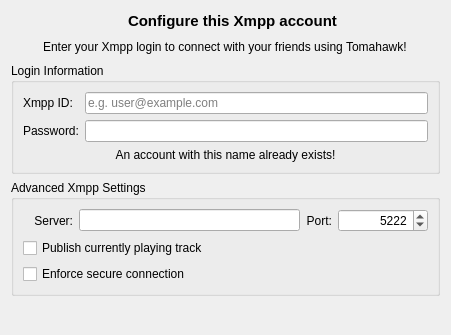
First picture: the form in src/accounts/xmpp/XmppConfigWidget.ui, repository tomahawk-player/tomahawk, before the edit.
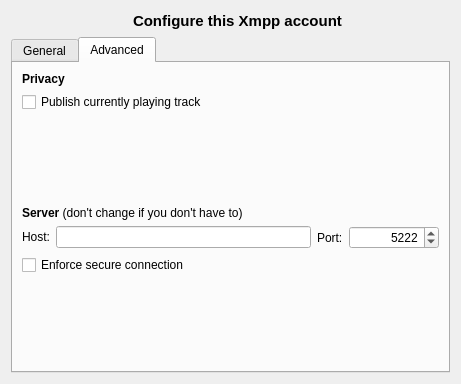
Second picture: the form after the edit. Icons and pictures are not drawn.

Commit message: Try to make xmppconfigdialog more friendly to user joe

Diff of the .ui file:
```diff
--- a/src/accounts/xmpp/XmppConfigWidget.ui
+++ b/src/accounts/xmpp/XmppConfigWidget.ui
@@ -6,13 +6,16 @@
    <rect>
     <x>0</x>
     <y>0</y>
-    <width>451</width>
-    <height>335</height>
+    <width>461</width>
+    <height>384</height>
    </rect>
   </property>
   <property name="windowTitle">
    <string>Xmpp Configuration</string>
   </property>
+  <property name="styleSheet">
+   <string notr="true"/>
+  </property>
   <layout class="QVBoxLayout" name="verticalLayout_2">
    <item>
     <layout class="QHBoxLayout" name="horizontalLayout">
@@ -69,7 +72,30 @@
     </layout>
    </item>
    <item>
-    <layout class="QHBoxLayout" name="horizontalLayout_2">
+    <widget class="QTabWidget" name="tabWidget">
+     <property name="tabPosition">
+      <enum>QTabWidget::North</enum>
+     </property>
+     <property name="tabShape">
+      <enum>QTabWidget::Rounded</enum>
+     </property>
+     <property name="currentIndex">
+      <number>1</number>
+     </property>
+     <widget class="QWidget" name="general">
+      <attribute name="title">
+       <string>General</string>
+      </attribute>
+      <layout class="QVBoxLayout" name="verticalLayout_4">
+       <item>
+        <widget class="QLabel" name="label_3">
+         <property name="text">
+          <string>&lt;b&gt;Login&lt;/b&gt;</string>
+         </property>
+        </widget>
+       </item>
+       <item>
+        <layout class="QHBoxLayout" name="horizontalLayout_4">
      <item>
       <spacer name="horizontalSpacer_3">
        <property name="orientation">
@@ -106,12 +132,6 @@
     </layout>
    </item>
    <item>
-    <widget class="QGroupBox" name="groupBox">
-     <property name="title">
-      <string>Login Information</string>
-     </property>
-     <layout class="QVBoxLayout" name="verticalLayout">
-      <item>
        <layout class="QGridLayout" name="gridLayout">
         <item row="0" column="0">
          <widget class="QLabel" name="emailLabel">
@@ -192,24 +212,68 @@
         </property>
        </widget>
       </item>
-     </layout>
-    </widget>
+       <item>
+        <spacer name="verticalSpacer_2">
+         <property name="orientation">
+          <enum>Qt::Vertical</enum>
+         </property>
+         <property name="sizeHint" stdset="0">
+          <size>
+           <width>20</width>
+           <height>40</height>
+          </size>
+         </property>
+        </spacer>
+       </item>
+      </layout>
+      <zorder>verticalSpacer_2</zorder>
+      <zorder>jidExistsLabel</zorder>
+      <zorder>label_3</zorder>
+     </widget>
+     <widget class="QWidget" name="advancedPage">
+      <attribute name="title">
+       <string>Advanced</string>
+      </attribute>
+      <layout class="QVBoxLayout" name="verticalLayout_5">
+       <item>
+        <widget class="QLabel" name="label">
+         <property name="text">
+          <string>&lt;b&gt;Privacy&lt;/b&gt;</string>
+         </property>
+        </widget>
    </item>
    <item>
-    <widget class="QGroupBox" name="groupBoxXmppAdvanced">
-     <property name="enabled">
-      <bool>true</bool>
-     </property>
-     <property name="sizePolicy">
-      <sizepolicy hsizetype="Expanding" vsizetype="Fixed">
-       <horstretch>0</horstretch>
-       <verstretch>0</verstretch>
-      </sizepolicy>
-     </property>
-     <property name="title">
-      <string>Advanced Xmpp Settings</string>
-     </property>
-     <layout class="QVBoxLayout" name="verticalLayout_3">
+        <widget class="QCheckBox" name="xmppPublishTracksCheckbox">
+         <property name="toolTip">
+          <string>Lots of servers don't support this (e.g. GTalk, jabber.org)</string>
+         </property>
+         <property name="text">
+          <string>Publish currently playing track</string>
+         </property>
+        </widget>
+       </item>
+       <item>
+        <spacer name="verticalSpacer">
+         <property name="orientation">
+          <enum>Qt::Vertical</enum>
+         </property>
+         <property name="sizeHint" stdset="0">
+          <size>
+           <width>20</width>
+           <height>40</height>
+          </size>
+         </property>
+        </spacer>
+       </item>
+       <item>
+        <layout class="QVBoxLayout" name="serverSettings">
+         <item>
+          <widget class="QLabel" name="label_2">
+           <property name="text">
+            <string>&lt;html&gt;&lt;head/&gt;&lt;body&gt;&lt;p&gt;&lt;span style=&quot; font-weight:600;&quot;&gt;Server&lt;/span&gt; (don't change if you don't have to)&lt;/p&gt;&lt;/body&gt;&lt;/html&gt;</string>
+           </property>
+          </widget>
+         </item>
       <item>
        <layout class="QHBoxLayout" name="horizontalLayout_3">
         <item>
@@ -220,17 +284,8 @@
             <verstretch>0</verstretch>
            </sizepolicy>
           </property>
-          <property name="minimumSize">
-           <size>
-            <width>50</width>
-            <height>0</height>
-           </size>
-          </property>
           <property name="text">
-           <string>Server:</string>
-          </property>
-          <property name="alignment">
-           <set>Qt::AlignRight|Qt::AlignTrailing|Qt::AlignVCenter</set>
+              <string>&lt;html&gt;&lt;head/&gt;&lt;body&gt;&lt;p&gt;Host:&lt;/p&gt;&lt;/body&gt;&lt;/html&gt;</string>
           </property>
           <property name="buddy">
            <cstring>xmppServer</cstring>
@@ -252,9 +307,6 @@
           <property name="text">
            <string>Port:</string>
           </property>
-          <property name="alignment">
-           <set>Qt::AlignRight|Qt::AlignTrailing|Qt::AlignVCenter</set>
-          </property>
          </widget>
         </item>
         <item>
@@ -293,16 +345,6 @@
         </item>
        </layout>
       </item>
-      <item>
-       <widget class="QCheckBox" name="xmppPublishTracksCheckbox">
-        <property name="toolTip">
-         <string>Lots of servers don't support this (e.g. GTalk, jabber.org)</string>
-        </property>
-        <property name="text">
-         <string>Publish currently playing track</string>
-        </property>
-       </widget>
-      </item>
       <item>
        <widget class="QCheckBox" name="xmppEnforceSecureCheckbox">
         <property name="text">
@@ -311,20 +353,23 @@
        </widget>
       </item>
      </layout>
-    </widget>
    </item>
    <item>
-    <spacer name="verticalSpacer">
+        <spacer name="verticalSpacer_3">
      <property name="orientation">
       <enum>Qt::Vertical</enum>
      </property>
      <property name="sizeHint" stdset="0">
       <size>
        <width>20</width>
-       <height>5</height>
+           <height>40</height>
       </size>
      </property>
     </spacer>
+       </item>
+      </layout>
+     </widget>
+    </widget>
    </item>
   </layout>
  </widget>
```
Left out of the diff: 2 changed lines with no effect on the pictures. Lines whose indentation alone changed are shown as unchanged. The commit also changes 2 other files.
